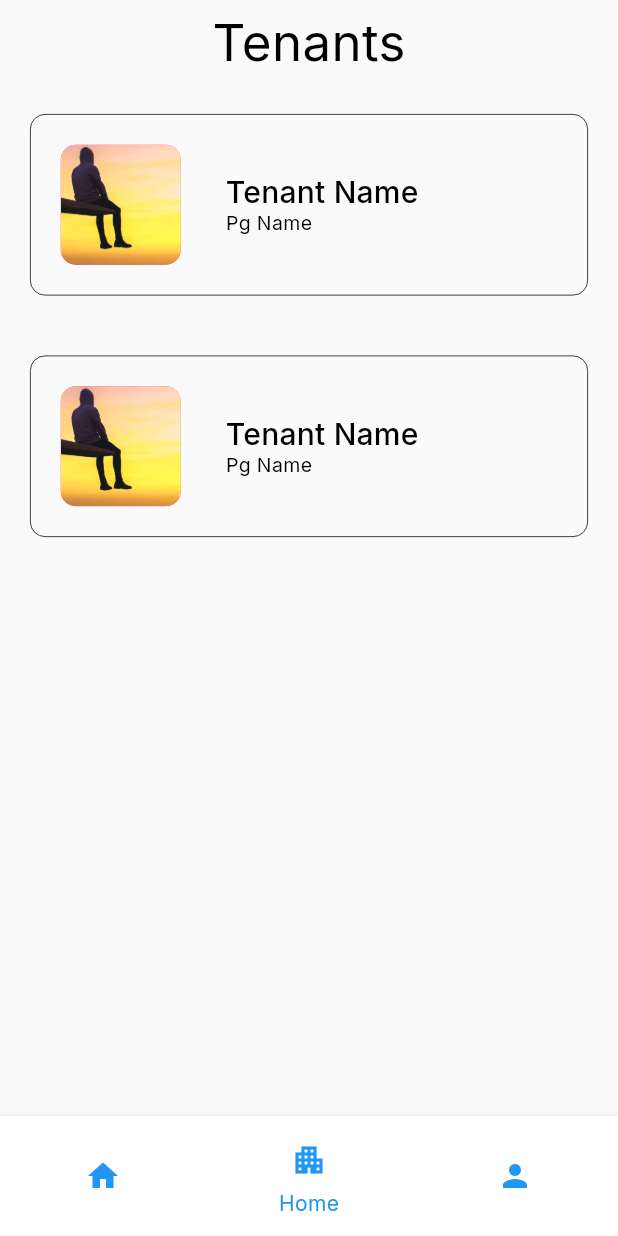
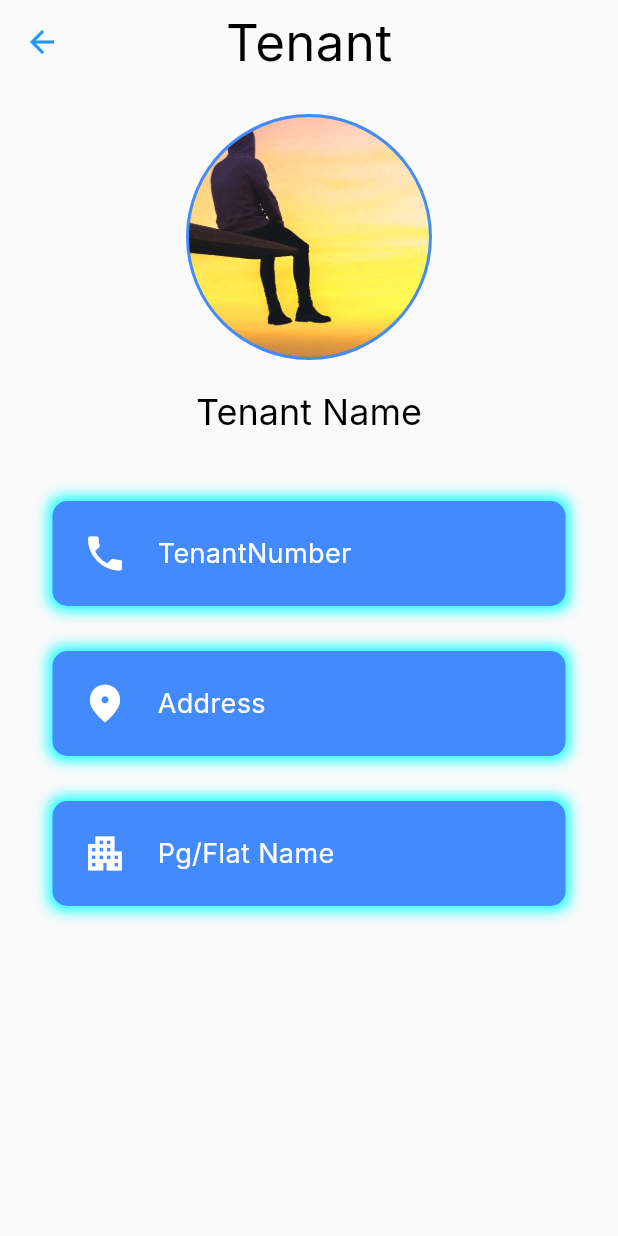
Before and after one commit to A-d-i-b/RentIt-Owner, a Flutter app: the screen it shows after launch, item 2 of the bottom bar chosen, after a tap on "Tenant Name", on a phone screen of 412 x 824 dp. Run offline on Flutter 3.47's test engine with Material 2 defaults, Android fonts, the phone set to English and light mode, and no system bars; our stand-ins replace get, google_fonts, image_picker; network calls fail.

Commit message:
added tenant profile route

```diff
--- a/lib/Screens/tenant_list_screen.dart
+++ b/lib/Screens/tenant_list_screen.dart
@@ -12,12 +12,12 @@ class TenantList extends StatefulWidget {
 
 class _TenantListState extends State<TenantList> {
   List<Widget> Cards = [
-    TenantCard(
+    const TenantCard(
         image: AssetImage(
             'images/tenantexample.jpeg'), //TODO:Fetch Actual, image name and pg name
         name: "Tenant Name",
         pgname: "Pg name"),
-    TenantCard(
+    const TenantCard(
         image: AssetImage('images/tenantexample.jpeg'),
         name: "Tenant Name",
         pgname: "Pg name")
--- a/lib/routes.dart
+++ b/lib/routes.dart
@@ -2,9 +2,11 @@ import 'package:get/route_manager.dart';
 import 'package:househunt/screens/flat_screen.dart';
 import 'package:househunt/screens/home_screen.dart';
 import 'package:househunt/screens/pg_screen.dart';
+import 'package:househunt/screens/tenant_profile_screen.dart';
 
 final routes = [
   GetPage(name: '/', page: () => const HomeScreen()),
   GetPage(name: '/add-pg', page: () => const PgHome()),
   GetPage(name: '/add-flat', page: () => const FlatHome()),
+  GetPage(name: '/tenant-profile', page: () => const TenantProfile()),
 ];
--- a/lib/utils/tenant_card.dart
+++ b/lib/utils/tenant_card.dart
@@ -6,7 +6,7 @@ class TenantCard extends StatefulWidget {
   final String name;
   final String pgname;
 
-  TenantCard({
+  const TenantCard({
     Key? key,
     required this.image,
     required this.name,
@@ -15,9 +15,9 @@ class TenantCard extends StatefulWidget {
 
   @override
   State<TenantCard> createState() => _TenantCardState(
-        image: this.image,
-        name: this.name,
-        pgname: this.pgname,
+        image: image,
+        name: name,
+        pgname: pgname,
       );
 }
 
@@ -34,10 +34,12 @@ class _TenantCardState extends State<TenantCard> {
   @override
   Widget build(BuildContext context) {
     return GestureDetector(
-      onTap: () {},
+      onTap: () {
+        Get.toNamed('/tenant-profile');
+      },
       child: Container(
-        margin: EdgeInsets.all(20),
-        padding: EdgeInsets.all(20),
+        margin: const EdgeInsets.all(20),
+        padding: const EdgeInsets.all(20),
         decoration: BoxDecoration(
           borderRadius: BorderRadius.circular(10),
           border: Border.all(
@@ -59,12 +61,12 @@ class _TenantCardState extends State<TenantCard> {
                 color: Colors.pinkAccent,
               ),
             ),
-            SizedBox(width: 30),
+            const SizedBox(width: 30),
             Column(
               crossAxisAlignment: CrossAxisAlignment.start,
               children: [
                 Text("Tenant Name", style: Get.textTheme.headline6),
-                Text(
+                const Text(
                   "Pg Name",
                   style: TextStyle(fontSize: 13, color: Colors.black),
                 ),
```
Also changed, not shown: lib/controllers/asset_controller.dart (added, +19 -0 lines).
